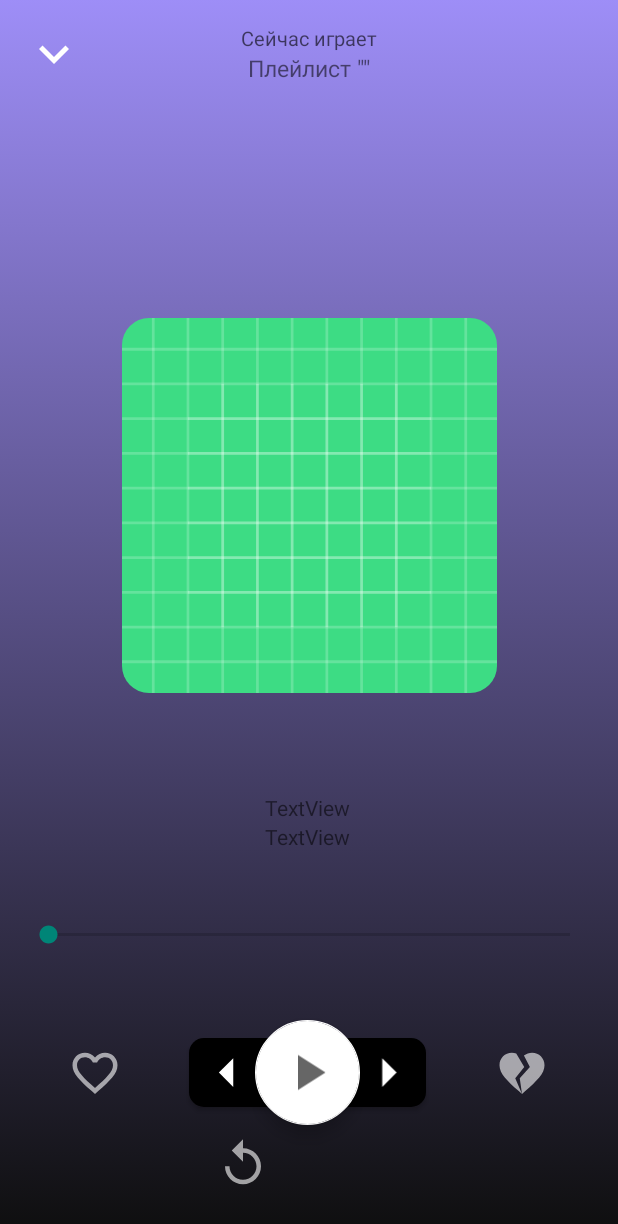
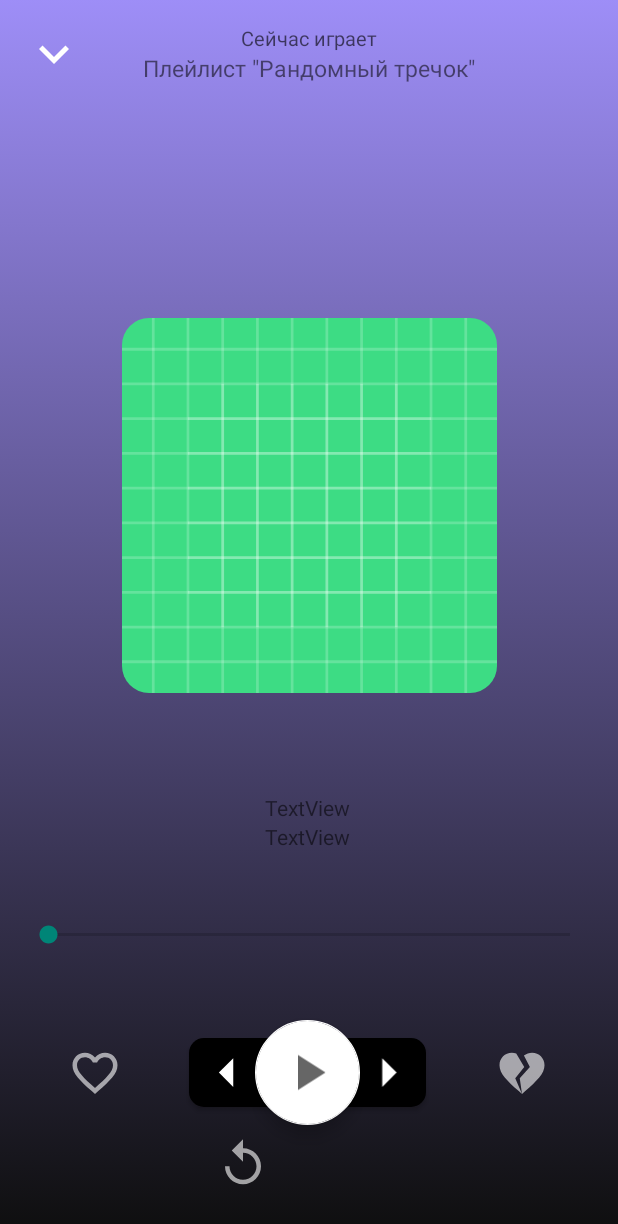
Before and after one commit to ProMLGHacher/Musica, an Android app: the screen it shows after launch (MainActivity), on a phone screen of 412 x 824 dp. Shown: the top 1224 px of the screen. Run offline under Robolectric (Android 15) with nearby library versions, the phone set to English and light mode, and no system bars; our stand-ins replace Firebase (no records; nobody signed in at launch, a user with empty details on screens opened directly); 4 statements that could not run were skipped.

Commit message:
зафиксировал ориентацию и изменил текст вьюшку

```diff
--- a/app/src/main/AndroidManifest.xml
+++ b/app/src/main/AndroidManifest.xml
@@ -3,12 +3,14 @@
     package="com.example.musica">
 
     <application
+        android:screenOrientation="sensorPortrait"
         android:allowBackup="true"
         android:icon="@mipmap/ic_launcher"
         android:label="@string/app_name"
         android:roundIcon="@mipmap/ic_launcher_round"
         android:supportsRtl="true"
-        android:theme="@style/Theme.AppCompat.DayNight.NoActionBar">
+        android:theme="@style/Theme.AppCompat.DayNight.NoActionBar"
+        android:fullBackupContent="@xml/backup_descriptor">
         <activity android:name=".MainActivity">
             <intent-filter>
                 <action android:name="android.intent.action.MAIN" />
--- a/app/src/main/java/com/example/musica/MainActivity.java
+++ b/app/src/main/java/com/example/musica/MainActivity.java
@@ -2,6 +2,7 @@ package com.example.musica;
 
 
 import android.annotation.SuppressLint;
+import android.content.pm.ActivityInfo;
 import android.media.AudioManager;
 import android.media.MediaPlayer;
 import android.os.Bundle;
@@ -71,6 +72,8 @@ public class MainActivity extends AppCompatActivity implements SeekBar.OnSeekBar
     protected void onCreate(Bundle savedInstanceState) {
         super.onCreate(savedInstanceState);
         setContentView(R.layout.activity_main);
+
+        setRequestedOrientation(ActivityInfo.SCREEN_ORIENTATION_PORTRAIT);
 
         firebaseDatabase = FirebaseDatabase.getInstance();
         storage = FirebaseStorage.getInstance();
--- a/app/src/main/res/layout/activity_main.xml
+++ b/app/src/main/res/layout/activity_main.xml
@@ -169,7 +169,7 @@
         android:id="@+id/playlistText"
         android:layout_width="wrap_content"
         android:layout_height="wrap_content"
-        android:text='Плейлист ""'
+        android:text='Плейлист "Рандомный тречок"'
         android:textSize="15sp"
         app:layout_constraintEnd_toEndOf="@+id/nowPlayingText"
         app:layout_constraintStart_toStartOf="@+id/nowPlayingText"
```
